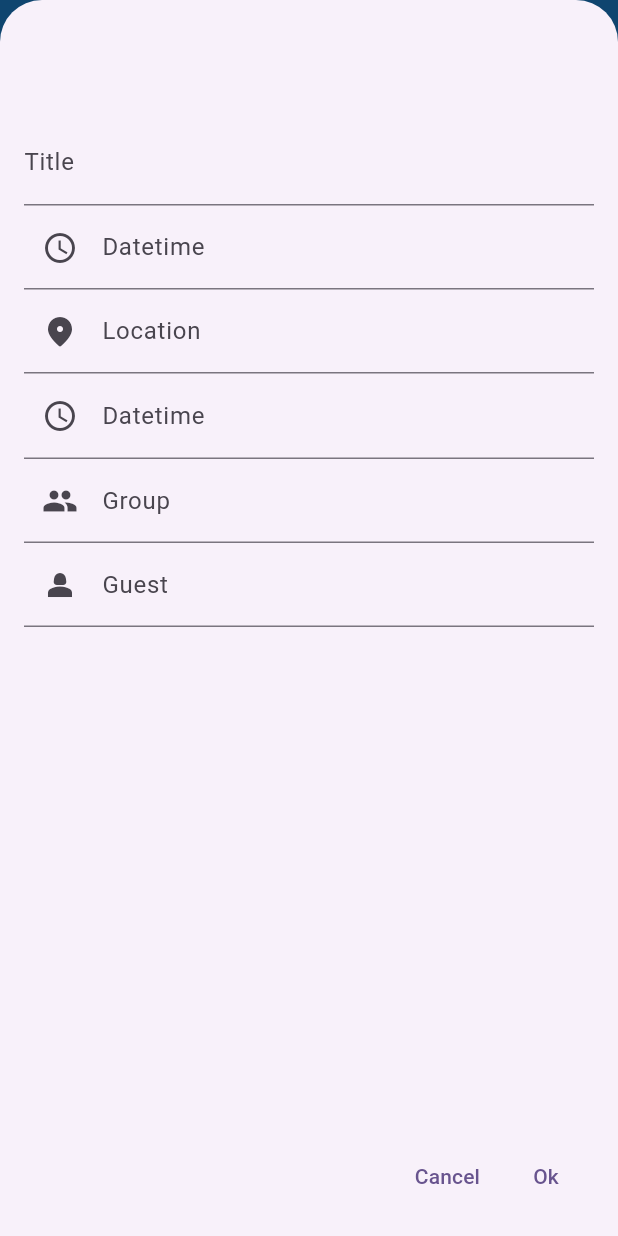
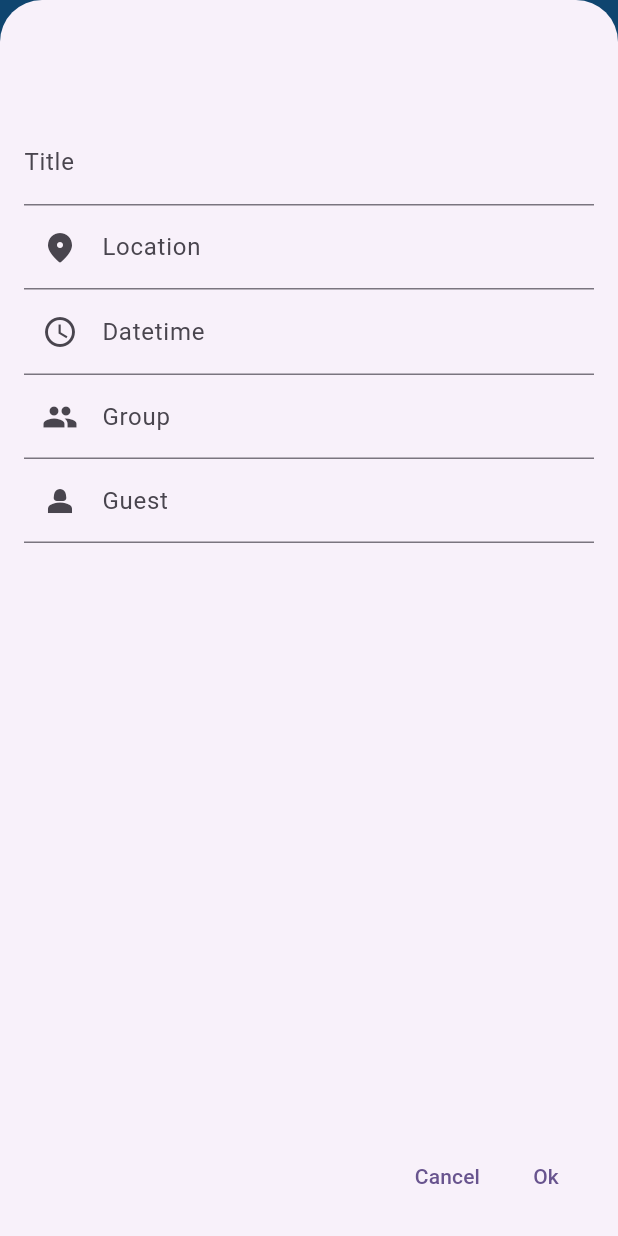
Before and after one commit to yambaru-hackathon/Group-8, a Flutter app: the screen it shows after launch, item 3 of the bottom bar chosen, after a tap on "Add Event", on a phone screen of 412 x 824 dp. Run offline on Flutter 3.47's test engine with Material 3 defaults, Android fonts, the phone set to English and light mode, and no system bars; drawn by our look-alikes of table_calendar; our stand-ins replace cloud_firestore, firebase_core; missing offline and left inert: qr_code_scanner; accounts and stored records are empty.

Commit message:
スケジュール追加時の被り修正

```diff
--- a/lib/Pages/schedule/schedule_page.dart
+++ b/lib/Pages/schedule/schedule_page.dart
@@ -94,7 +94,7 @@ class _CalendarState extends State<SchedulePage> {
                 shape: BoxShape.rectangle,
                 borderRadius: BorderRadius.circular(5.0),
               ),
-              selectedTextStyle: TextStyle(color: Colors.white),
+              selectedTextStyle: const TextStyle(color: Colors.white),
               todayDecoration: BoxDecoration(
                 color: Colors.purpleAccent,
                 shape: BoxShape.rectangle,
@@ -117,7 +117,7 @@ class _CalendarState extends State<SchedulePage> {
                 color: Colors.blue,
                 borderRadius: BorderRadius.circular(5.0),
               ),
-              formatButtonTextStyle: TextStyle(
+              formatButtonTextStyle: const TextStyle(
                 color: Colors.white,
               ),
             ),
@@ -139,18 +139,18 @@ class _CalendarState extends State<SchedulePage> {
                 return ListTile(
                   title: Text(events[index].title),
                   trailing: IconButton(
-                    icon: Icon(Icons.delete),
+                    icon: const Icon(Icons.delete),
                     onPressed: () async {
                       final confirm = await showDialog(
                             context: context,
                             builder: (context) => AlertDialog(
-                              title: Text("！確認!"),
-                              content: Text("削除しますか?"),
+                              title: const Text("！確認!"),
+                              content: const Text("削除しますか?"),
                               actions: [
                                 TextButton(
                                     onPressed: () =>
                                         Navigator.pop(context, true),
-                                    child: Text("Delete")),
+                                    child: const Text("Delete")),
                                 TextButton(
                                   onPressed: () =>
                                       Navigator.pop(context, false),
@@ -186,8 +186,8 @@ class _CalendarState extends State<SchedulePage> {
           context: context,
           isScrollControlled: true,
           builder: (context) => Container(
-            padding: EdgeInsets.all(16),
-            margin: EdgeInsets.only(top: 64),
+            padding: const EdgeInsets.all(16),
+            margin: const EdgeInsets.only(top: 64),
             child: Column(
               children: [
                 Expanded(
@@ -196,7 +196,7 @@ class _CalendarState extends State<SchedulePage> {
                       TextFormField(
                         //initialValue: _eventController.text,
                         controller: _eventController,
-                        decoration: InputDecoration(
+                        decoration: const InputDecoration(
                             hintText: "タイトルを入力(必須)",
                             labelText: "Title"), // タイトル
 
@@ -211,39 +211,9 @@ class _CalendarState extends State<SchedulePage> {
                         },
                       ),
                       TextFormField(
-                        //initialValue: _datetimeController.text,
-                        controller: _datetimeController,
-                        readOnly: true, // 読み取り専用に設定する
-                        decoration: InputDecoration(
-                          labelText: "Datetime",
-                          prefixIcon: Icon(Icons.access_time),
-                        ),
-                        onTap: () async {
-                          // テキストフィールドがタップされたときに日付を選択する
-                          DateTime? pickedDate = await showDatePicker(
-                            context: context,
-                            initialDate: _selectedDate ??
-                                DateTime.now(), // 初期選択日を現在の日付に設定する
-                            firstDate: DateTime(1990), // 選択可能な最初の日付
-                            lastDate: DateTime(2050), // 選択可能な最後の日付
-                          );
-                          if (pickedDate != null) {
-                            setState(() {
-                              _selectedDate = pickedDate; // 選択された日付を更新する
-                              _datetimeController.text =
-                                  _selectedDate.toString();
-                            });
-                          }
-                        },
-                        onSaved: (value) {
-                          // 入力された名前を保存
-                          _datetimeController.text = value!;
-                        },
-                      ),
-                      TextFormField(
                         //initialValue: _locationController.text,
                         controller: _locationController,
-                        decoration: InputDecoration(
+                        decoration: const InputDecoration(
                           hintText: "場所を入力",
                           labelText: "Location", // 場所
                           prefixIcon: Icon(Icons.location_on_rounded),
@@ -261,7 +231,7 @@ class _CalendarState extends State<SchedulePage> {
                       ),
                       TextFormField(
                         controller: _datetimeController,
-                        decoration: InputDecoration(
+                        decoration: const InputDecoration(
                           hintText: "2024-01-01 12:00:00(必須)",
                           labelText: "Datetime", // 日時
                           prefixIcon: Icon(Icons.access_time),
@@ -278,7 +248,7 @@ class _CalendarState extends State<SchedulePage> {
                       ),
                       TextFormField(
                         controller: _groupController,
-                        decoration: InputDecoration(
+                        decoration: const InputDecoration(
                           hintText: "グループ名を入力",
                           labelText: "Group", // グループ
                           prefixIcon: Icon(Icons.group),
@@ -296,7 +266,7 @@ class _CalendarState extends State<SchedulePage> {
                       TextFormField(
                         //initialValue: _guestController.text,
                         controller: _guestController,
-                        decoration: InputDecoration(
+                        decoration: const InputDecoration(
                           hintText: "ユーザー名を入力",
                           labelText: "Guest", // ゲスト
                           prefixIcon: Icon(Icons.person_2),
@@ -319,7 +289,7 @@ class _CalendarState extends State<SchedulePage> {
                   mainAxisAlignment: MainAxisAlignment.end,
                   children: [
                     TextButton(
-                        child: Text("Cancel"),
+                        child: const Text("Cancel"),
                         onPressed: () {
                           //スケジュールのキャンセル
                           DB_schedule_page.resetSchedule();
@@ -327,10 +297,11 @@ class _CalendarState extends State<SchedulePage> {
                           Navigator.pop(context);
                         }),
                     TextButton(
-                      child: Text("Ok"),
+                      child: const Text("Ok"),
                       onPressed: () {
                         //スケジュールの作成
                         DB_schedule_page.createSchedule();
+                        Navigator.popUntil(context, (route) => route.isFirst);
 
                         // 入力されたイベント情報を取得
                         //String title = _eventController.text;
@@ -357,8 +328,8 @@ class _CalendarState extends State<SchedulePage> {
             ),
           ),
         ),
-        label: Text("Add Event"),
-        icon: Icon(Icons.add),
+        label: const Text("Add Event"),
+        icon: const Icon(Icons.add),
       ),
     );
   }
```
